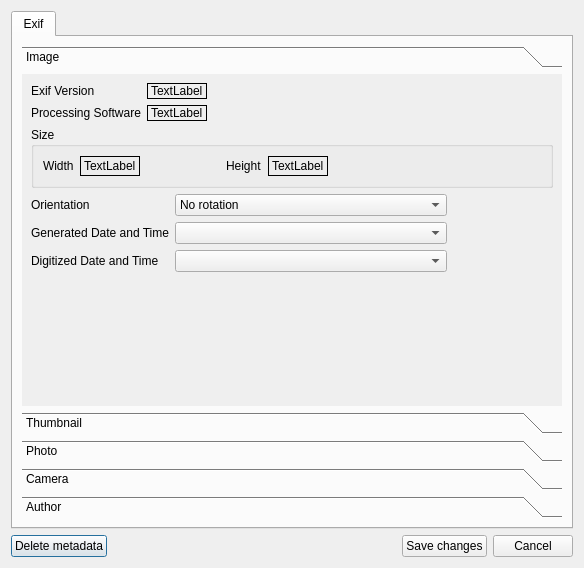
Qt form dialogs/metadatadialog.ui (marek629/SIR) before a commit.
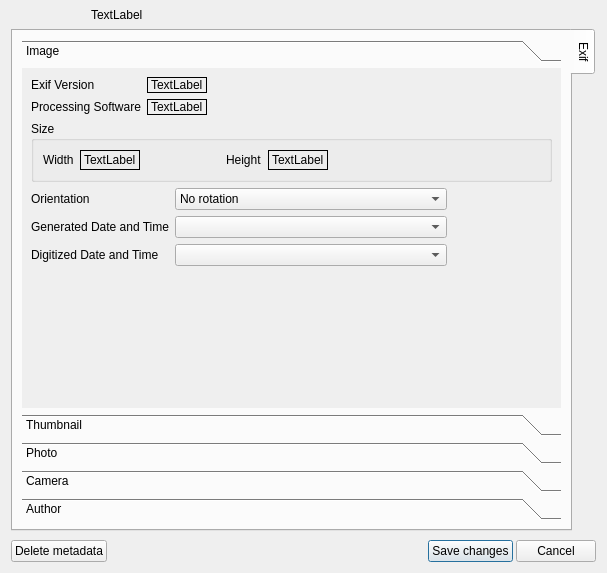
The same form after that commit. The open tabs and pages were chosen to show the change. Icons and pictures are not drawn. Custom widgets are drawn as their Qt base class.

Commit message: next & preview buttons and file name label added in metadata dialog

What changed in the file:
```diff
--- a/dialogs/metadatadialog.ui
+++ b/dialogs/metadatadialog.ui
@@ -6,16 +6,73 @@
    <rect>
     <x>0</x>
     <y>0</y>
-    <width>584</width>
-    <height>568</height>
+    <width>607</width>
+    <height>573</height>
    </rect>
   </property>
   <property name="windowTitle">
    <string>Metadata - SIR</string>
   </property>
   <layout class="QVBoxLayout" name="verticalLayout_4">
+   <property name="spacing">
+    <number>3</number>
+   </property>
+   <property name="topMargin">
+    <number>4</number>
+   </property>
+   <item>
+    <layout class="QHBoxLayout" name="horizontalLayout_3">
+     <property name="spacing">
+      <number>0</number>
+     </property>
+     <item>
+      <widget class="QPushButton" name="previousButton">
+       <property name="sizePolicy">
+        <sizepolicy hsizetype="Fixed" vsizetype="Fixed">
+         <horstretch>0</horstretch>
+         <verstretch>0</verstretch>
+        </sizepolicy>
+       </property>
+       <property name="icon">
+        <iconset resource="../application.qrc">
+         <normaloff>:/images/previous.png</normaloff>:/images/previous.png</iconset>
+       </property>
+       <property name="flat">
+        <bool>true</bool>
+       </property>
+      </widget>
+     </item>
+     <item>
+      <widget class="QPushButton" name="nextButton">
+       <property name="sizePolicy">
+        <sizepolicy hsizetype="Fixed" vsizetype="Fixed">
+         <horstretch>0</horstretch>
+         <verstretch>0</verstretch>
+        </sizepolicy>
+       </property>
+       <property name="icon">
+        <iconset resource="../application.qrc">
+         <normaloff>:/images/next.png</normaloff>:/images/next.png</iconset>
+       </property>
+       <property name="flat">
+        <bool>true</bool>
+       </property>
+      </widget>
+     </item>
+     <item>
+      <widget class="QLabel" name="filePathLabel">
+       <property name="text">
+        <string>TextLabel</string>
+       </property>
+      </widget>
+     </item>
+    </layout>
+   </item>
    <item>
     <widget class="QTabWidget" name="tabWidget">
+     <property name="tabPosition">
+      <enum>QTabWidget::East</enum>
+     </property>
      <property name="currentIndex">
       <number>0</number>
      </property>
@@ -34,8 +91,8 @@
            <rect>
             <x>0</x>
             <y>0</y>
-            <width>544</width>
-            <height>331</height>
+            <width>547</width>
+            <height>333</height>
            </rect>
           </property>
           <attribute name="label">
@@ -1145,11 +1202,17 @@
    </item>
    <item>
     <layout class="QHBoxLayout" name="buttonsLayout">
+     <property name="topMargin">
+      <number>6</number>
+     </property>
      <item>
       <widget class="QPushButton" name="deleteButton">
        <property name="text">
         <string>Delete metadata</string>
        </property>
+       <property name="autoDefault">
+        <bool>false</bool>
+       </property>
       </widget>
      </item>
      <item>
@@ -1170,6 +1233,9 @@
        <property name="text">
         <string>Save changes</string>
        </property>
+       <property name="default">
+        <bool>true</bool>
+       </property>
       </widget>
      </item>
      <item>
```
Left out of the diff: 22 changed lines with no effect on the pictures. The commit also changes 4 other files.
